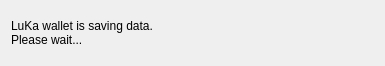
This is src/Gui/Common/ExitWidget.ui in puroInstinto/lith004 as Qt 5 draws it before an edit. The edited form follows.
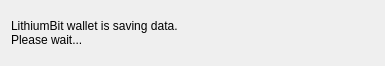
This is the edited form.

Commit message: Update de Luk a Lithium

What changed in the file:
```diff
--- a/src/Gui/Common/ExitWidget.ui
+++ b/src/Gui/Common/ExitWidget.ui
@@ -17,7 +17,7 @@
    <item>
     <widget class="QLabel" name="label">
      <property name="text">
-      <string>LuKa wallet is saving data.
+      <string>LithiumBit wallet is saving data.
 Please wait...</string>
      </property>
     </widget>
```
The commit also changes 280 other files.
